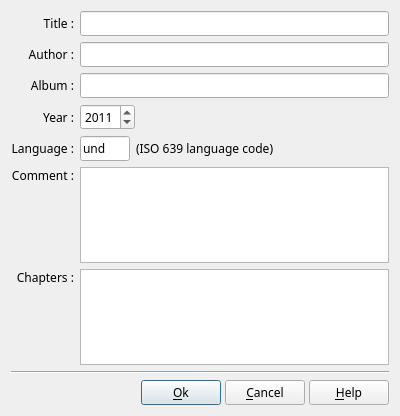
Before: the Qt Designer form src/sharedfiles/DlgffDPjrProperties.ui in boenki/ffdiaporama, drawn with Qt 5.
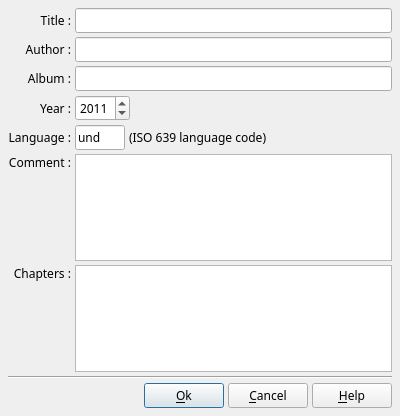
After: the same form once the commit is applied. Icons and pictures are not drawn.

```diff
--- a/src/sharedfiles/DlgffDPjrProperties.ui
+++ b/src/sharedfiles/DlgffDPjrProperties.ui
@@ -19,6 +19,12 @@
    <string>Project properties</string>
   </property>
   <layout class="QVBoxLayout" name="verticalLayout">
+   <property name="spacing">
+    <number>4</number>
+   </property>
+   <property name="margin">
+    <number>8</number>
+   </property>
    <item>
     <layout class="QGridLayout" name="gridLayout">
      <item row="0" column="0">
```
Left out of the diff: 11 changed lines with no effect on the pictures.
